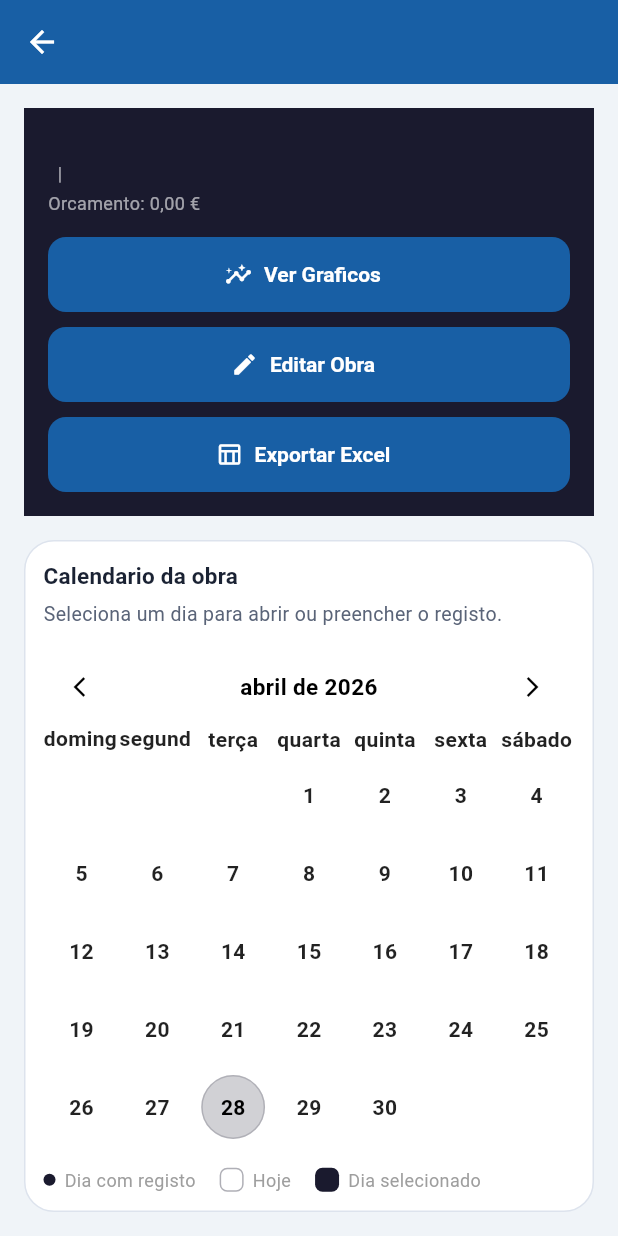
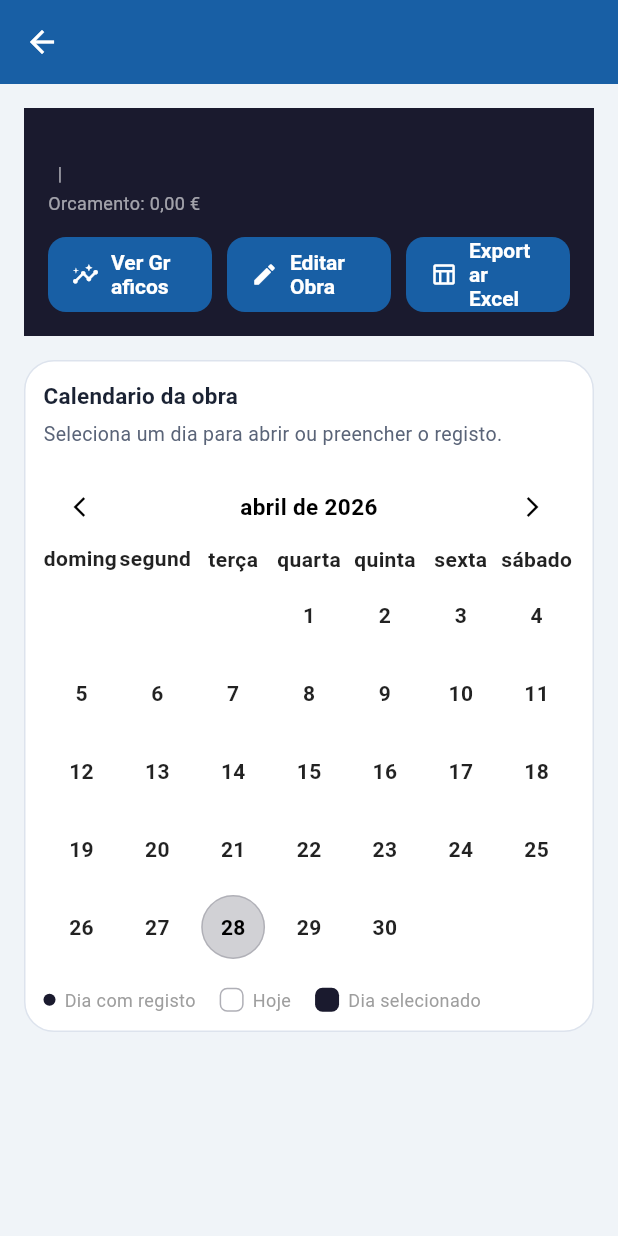
Before and after one commit to GuilhermeGarcia-pascoa/Gestao_Obras_FOeng, a Flutter app: the ObraDetailScreen screen opened directly with empty values, on a phone screen of 412 x 824 dp. Run offline on Flutter 3.47's test engine with Material 3 defaults, Android fonts, the phone set to English and light mode, and no system bars; drawn by our look-alikes of table_calendar; our stand-ins replace fl_chart, flutter_secure_storage, shared_preferences; missing offline and left inert: dart:html; accounts and stored records are empty; network calls fail.

Commit message:
Botões alinhados
Co-authored-by: Copilot <copilot@github.com>

```diff
--- a/gestaoobra/lib/screens/obras/obra_detail_screen.dart
+++ b/gestaoobra/lib/screens/obras/obra_detail_screen.dart
@@ -141,11 +141,11 @@ class _ObraDetailScreenState extends State<ObraDetailScreen> {
                           ),
                         ],
                         const SizedBox(height: 14),
-                        Wrap(
+                        Row(
                           spacing: 10,
-                          runSpacing: 10,
                           children: [
-                            FilledButton.icon(
+                            Expanded(
+                              child: FilledButton.icon(
                                 onPressed: () => Navigator.push(
                                   context,
                                   MaterialPageRoute(
@@ -159,7 +159,9 @@ class _ObraDetailScreenState extends State<ObraDetailScreen> {
                                 icon: const Icon(Icons.insights_rounded),
                                 label: const Text('Ver Graficos'),
                               ),
-                            FilledButton.icon(
+                            ),
+                            Expanded(
+                              child: FilledButton.icon(
                                 onPressed: () async {
                                   final resultado = await Navigator.push(
                                     context,
@@ -174,10 +176,13 @@ class _ObraDetailScreenState extends State<ObraDetailScreen> {
                                 icon: const Icon(Icons.edit_rounded),
                                 label: const Text('Editar Obra'),
                               ),
-                            FilledButton.icon(
+                            ),
+                            Expanded(
+                              child: FilledButton.icon(
                                 onPressed: () => _exportarExcel(context, obra),
                                 icon: const Icon(Icons.table_chart_outlined),
                                 label: const Text('Exportar Excel'),
+                              ),
                             ),
                           ],
                         ),
@@ -505,8 +510,6 @@ class _ObraDetailScreenState extends State<ObraDetailScreen> {
       ScaffoldMessenger.of(context).showSnackBar(
           SnackBar(content: Text(msg), backgroundColor: const Color(0xFFE53935)));
 
-  void _snackInfo(BuildContext context, String msg) =>
-      ScaffoldMessenger.of(context).showSnackBar(SnackBar(content: Text(msg)));
 
   String _fmtApi(DateTime d) =>
       '${d.year}-${d.month.toString().padLeft(2, '0')}-${d.day.toString().padLeft(2, '0')}';
```
Lines whose indentation alone changed are shown as unchanged.
